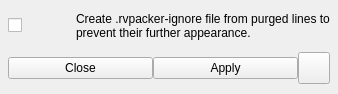
Qt form src/PurgeMenu/PurgeMenu.ui (RPG-Maker-Translation-Tools/rpgmtranslate-qt) before a commit.
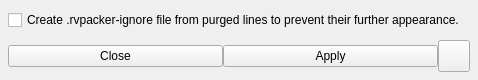
The same form after that commit. Icons and pictures are not drawn.

```diff
--- a/src/PurgeMenu/PurgeMenu.ui
+++ b/src/PurgeMenu/PurgeMenu.ui
@@ -6,8 +6,8 @@
    <rect>
     <x>0</x>
     <y>0</y>
-    <width>338</width>
-    <height>94</height>
+    <width>478</width>
+    <height>80</height>
    </rect>
   </property>
   <property name="windowTitle">
@@ -50,18 +50,8 @@
       <item>
        <widget class="QCheckBox" name="createIgnoreCheckbox">
         <property name="text">
-         <string/>
-        </property>
-       </widget>
-      </item>
-      <item>
-       <widget class="QLabel" name="label">
-        <property name="text">
          <string>Create .rvpacker-ignore file from purged lines to prevent their further appearance.</string>
         </property>
-        <property name="wordWrap">
-         <bool>true</bool>
-        </property>
        </widget>
       </item>
      </layout>
```
